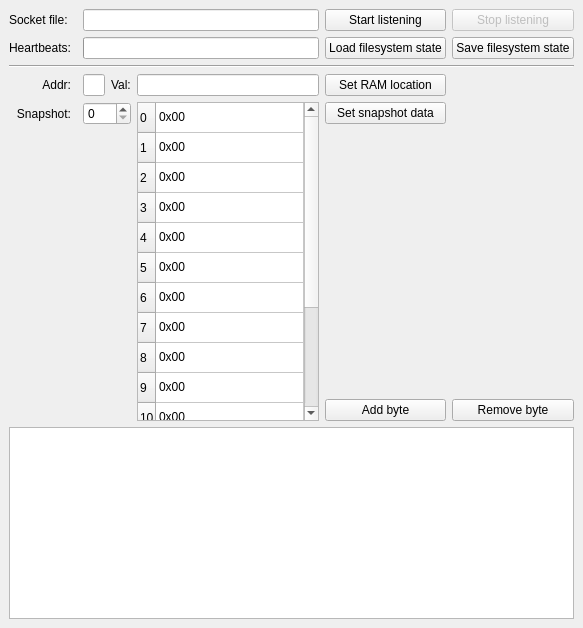
First picture: the form in simmain.ui, repository colinbourassa/sd2-tester-sim, before the edit.
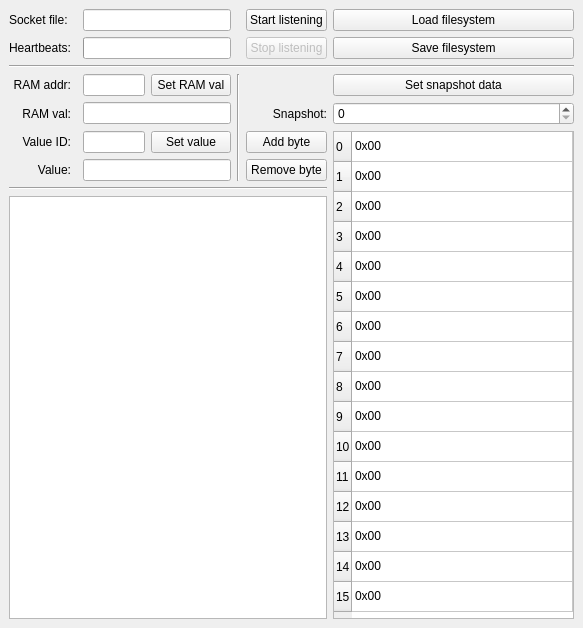
Second picture: the form after the edit.

Commit message: Changed form layout

```diff
--- a/simmain.ui
+++ b/simmain.ui
@@ -15,67 +15,17 @@
   </property>
   <widget class="QWidget" name="centralwidget">
    <layout class="QGridLayout" name="gridLayout">
-    <item row="2" column="0" colspan="8">
+    <item row="3" column="0" colspan="9">
      <widget class="Line" name="line">
       <property name="orientation">
        <enum>Qt::Horizontal</enum>
       </property>
      </widget>
     </item>
-    <item row="3" column="0">
-     <widget class="QLabel" name="addrLabel">
-      <property name="text">
-       <string>Addr:</string>
-      </property>
-      <property name="alignment">
-       <set>Qt::AlignRight|Qt::AlignTrailing|Qt::AlignVCenter</set>
-      </property>
-     </widget>
-    </item>
-    <item row="4" column="0">
-     <widget class="QLabel" name="snapshotLabel">
-      <property name="text">
-       <string>Snapshot:</string>
-      </property>
-      <property name="alignment">
-       <set>Qt::AlignRight|Qt::AlignTrailing|Qt::AlignVCenter</set>
-      </property>
-     </widget>
-    </item>
-    <item row="4" column="6">
-     <widget class="QPushButton" name="snapshotSetButton">
-      <property name="text">
-       <string>Set snapshot data</string>
-      </property>
-     </widget>
-    </item>
-    <item row="1" column="2" colspan="4">
-     <widget class="QProgressBar" name="progressBar">
-      <property name="maximum">
-       <number>10</number>
-      </property>
-      <property name="value">
-       <number>0</number>
-      </property>
-      <property name="format">
-       <string/>
-      </property>
-     </widget>
-    </item>
-    <item row="3" column="4">
-     <widget class="QLabel" name="valLabel">
-      <property name="text">
-       <string>Val:</string>
-      </property>
-     </widget>
-    </item>
     <item row="0" column="7">
-     <widget class="QPushButton" name="stopListeningButton">
-      <property name="enabled">
-       <bool>false</bool>
-      </property>
+     <widget class="QPushButton" name="startListeningButton">
       <property name="text">
-       <string>Stop listening</string>
+       <string>Start listening</string>
       </property>
      </widget>
     </item>
@@ -86,67 +36,6 @@
       </property>
      </widget>
     </item>
-    <item row="0" column="6">
-     <widget class="QPushButton" name="startListeningButton">
-      <property name="text">
-       <string>Start listening</string>
-      </property>
-     </widget>
-    </item>
-    <item row="3" column="6">
-     <widget class="QPushButton" name="setRAMButton">
-      <property name="text">
-       <string>Set RAM location</string>
-      </property>
-     </widget>
-    </item>
-    <item row="1" column="7">
-     <widget class="QPushButton" name="saveStateButton">
-      <property name="text">
-       <string>Save filesystem state</string>
-      </property>
-     </widget>
-    </item>
-    <item row="7" column="0" colspan="8">
-     <widget class="QPlainTextEdit" name="logView">
-      <property name="sizePolicy">
-       <sizepolicy hsizetype="Expanding" vsizetype="Fixed">
-        <horstretch>0</horstretch>
-        <verstretch>0</verstretch>
-       </sizepolicy>
-      </property>
-      <property name="font">
-       <font>
-        <family>Monospace</family>
-       </font>
-      </property>
-      <property name="undoRedoEnabled">
-       <bool>false</bool>
-      </property>
-      <property name="plainText">
-       <string notr="true"/>
-      </property>
-      <property name="textInteractionFlags">
-       <set>Qt::TextSelectableByKeyboard|Qt::TextSelectableByMouse</set>
-      </property>
-      <property name="maximumBlockCount">
-       <number>5000</number>
-      </property>
-     </widget>
-    </item>
-    <item row="3" column="2" colspan="2">
-     <widget class="QLineEdit" name="addrBox"/>
-    </item>
-    <item row="3" column="5">
-     <widget class="QLineEdit" name="valBox"/>
-    </item>
-    <item row="1" column="6">
-     <widget class="QPushButton" name="loadStateButton">
-      <property name="text">
-       <string>Load filesystem state</string>
-      </property>
-     </widget>
-    </item>
     <item row="0" column="2" colspan="4">
      <widget class="QLineEdit" name="domainSocketLine">
       <property name="text">
@@ -154,21 +43,91 @@
       </property>
      </widget>
     </item>
-    <item row="1" column="0">
-     <widget class="QLabel" name="label">
+    <item row="8" column="7">
+     <widget class="QPushButton" name="snapshotRemoveButton">
       <property name="text">
-       <string>Heartbeats:</string>
+       <string>Remove byte</string>
       </property>
      </widget>
     </item>
-    <item row="4" column="2" colspan="3">
-     <widget class="QSpinBox" name="snapshotNumberBox">
+    <item row="7" column="0">
+     <widget class="QLabel" name="valueIDLabel">
+      <property name="text">
+       <string>Value ID:</string>
+      </property>
       <property name="alignment">
-       <set>Qt::AlignLeading|Qt::AlignLeft|Qt::AlignVCenter</set>
+       <set>Qt::AlignRight|Qt::AlignTrailing|Qt::AlignVCenter</set>
       </property>
      </widget>
     </item>
-    <item row="4" column="5" rowspan="3">
+    <item row="7" column="7">
+     <widget class="QPushButton" name="snapshotAddButton">
+      <property name="text">
+       <string>Add byte</string>
+      </property>
+     </widget>
+    </item>
+    <item row="6" column="7">
+     <widget class="QLabel" name="snapshotLabel">
+      <property name="text">
+       <string>Snapshot:</string>
+      </property>
+      <property name="alignment">
+       <set>Qt::AlignRight|Qt::AlignTrailing|Qt::AlignVCenter</set>
+      </property>
+     </widget>
+    </item>
+    <item row="8" column="0">
+     <widget class="QLabel" name="valueValLabel">
+      <property name="text">
+       <string>Value:</string>
+      </property>
+      <property name="alignment">
+       <set>Qt::AlignRight|Qt::AlignTrailing|Qt::AlignVCenter</set>
+      </property>
+     </widget>
+    </item>
+    <item row="2" column="7">
+     <widget class="QPushButton" name="stopListeningButton">
+      <property name="enabled">
+       <bool>false</bool>
+      </property>
+      <property name="text">
+       <string>Stop listening</string>
+      </property>
+     </widget>
+    </item>
+    <item row="5" column="0">
+     <widget class="QLabel" name="ramAddrLabel">
+      <property name="text">
+       <string>RAM addr:</string>
+      </property>
+      <property name="alignment">
+       <set>Qt::AlignRight|Qt::AlignTrailing|Qt::AlignVCenter</set>
+      </property>
+     </widget>
+    </item>
+    <item row="0" column="8">
+     <widget class="QPushButton" name="loadStateButton">
+      <property name="text">
+       <string>Load filesystem</string>
+      </property>
+     </widget>
+    </item>
+    <item row="5" column="6" rowspan="4">
+     <widget class="Line" name="line_2">
+      <property name="orientation">
+       <enum>Qt::Vertical</enum>
+      </property>
+     </widget>
+    </item>
+    <item row="8" column="2" colspan="4">
+     <widget class="QLineEdit" name="valueBox"/>
+    </item>
+    <item row="7" column="2" colspan="3">
+     <widget class="QLineEdit" name="valueIDBox"/>
+    </item>
+    <item row="7" column="8" rowspan="7">
      <widget class="QTableWidget" name="snapshotDataTable">
       <property name="horizontalScrollBarPolicy">
        <enum>Qt::ScrollBarAlwaysOff</enum>
@@ -352,17 +311,102 @@
       </item>
      </widget>
     </item>
-    <item row="6" column="6">
-     <widget class="QPushButton" name="snapshotAddButton">
+    <item row="6" column="8">
+     <widget class="QSpinBox" name="snapshotNumberBox">
+      <property name="alignment">
+       <set>Qt::AlignLeading|Qt::AlignLeft|Qt::AlignVCenter</set>
+      </property>
+     </widget>
+    </item>
+    <item row="10" column="0" rowspan="4" colspan="8">
+     <widget class="QPlainTextEdit" name="logView">
+      <property name="font">
+       <font>
+        <family>Monospace</family>
+       </font>
+      </property>
+      <property name="undoRedoEnabled">
+       <bool>false</bool>
+      </property>
+      <property name="plainText">
+       <string notr="true"/>
+      </property>
+      <property name="textInteractionFlags">
+       <set>Qt::TextSelectableByKeyboard|Qt::TextSelectableByMouse</set>
+      </property>
+      <property name="maximumBlockCount">
+       <number>5000</number>
+      </property>
+     </widget>
+    </item>
+    <item row="7" column="5">
+     <widget class="QPushButton" name="pushButton">
       <property name="text">
-       <string>Add byte</string>
+       <string>Set value</string>
       </property>
      </widget>
     </item>
-    <item row="6" column="7">
-     <widget class="QPushButton" name="snapshotRemoveButton">
+    <item row="6" column="2" colspan="4">
+     <widget class="QLineEdit" name="valBox"/>
+    </item>
+    <item row="2" column="2" colspan="4">
+     <widget class="QProgressBar" name="progressBar">
+      <property name="maximum">
+       <number>10</number>
+      </property>
+      <property name="value">
+       <number>0</number>
+      </property>
+      <property name="format">
+       <string/>
+      </property>
+     </widget>
+    </item>
+    <item row="2" column="0">
+     <widget class="QLabel" name="heartbeatsLabel">
       <property name="text">
-       <string>Remove byte</string>
+       <string>Heartbeats:</string>
+      </property>
+     </widget>
+    </item>
+    <item row="2" column="8">
+     <widget class="QPushButton" name="saveStateButton">
+      <property name="text">
+       <string>Save filesystem</string>
+      </property>
+     </widget>
+    </item>
+    <item row="5" column="5">
+     <widget class="QPushButton" name="setRAMButton">
+      <property name="text">
+       <string>Set RAM val</string>
+      </property>
+     </widget>
+    </item>
+    <item row="5" column="8">
+     <widget class="QPushButton" name="snapshotSetButton">
+      <property name="text">
+       <string>Set snapshot data</string>
+      </property>
+     </widget>
+    </item>
+    <item row="5" column="2" colspan="3">
+     <widget class="QLineEdit" name="addrBox"/>
+    </item>
+    <item row="6" column="0">
+     <widget class="QLabel" name="ramValLabel">
+      <property name="text">
+       <string>RAM val:</string>
+      </property>
+      <property name="alignment">
+       <set>Qt::AlignRight|Qt::AlignTrailing|Qt::AlignVCenter</set>
+      </property>
+     </widget>
+    </item>
+    <item row="9" column="0" colspan="8">
+     <widget class="Line" name="line_3">
+      <property name="orientation">
+       <enum>Qt::Horizontal</enum>
       </property>
      </widget>
     </item>
```
Left out of the diff: 4 changed lines with no effect on the pictures.
